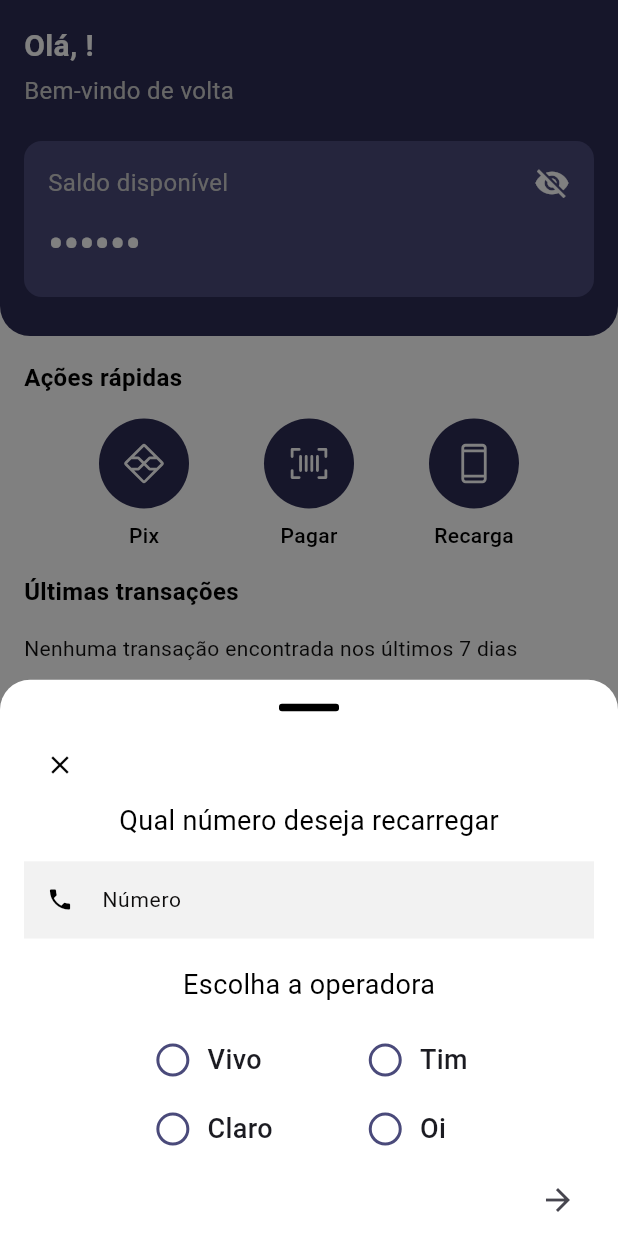
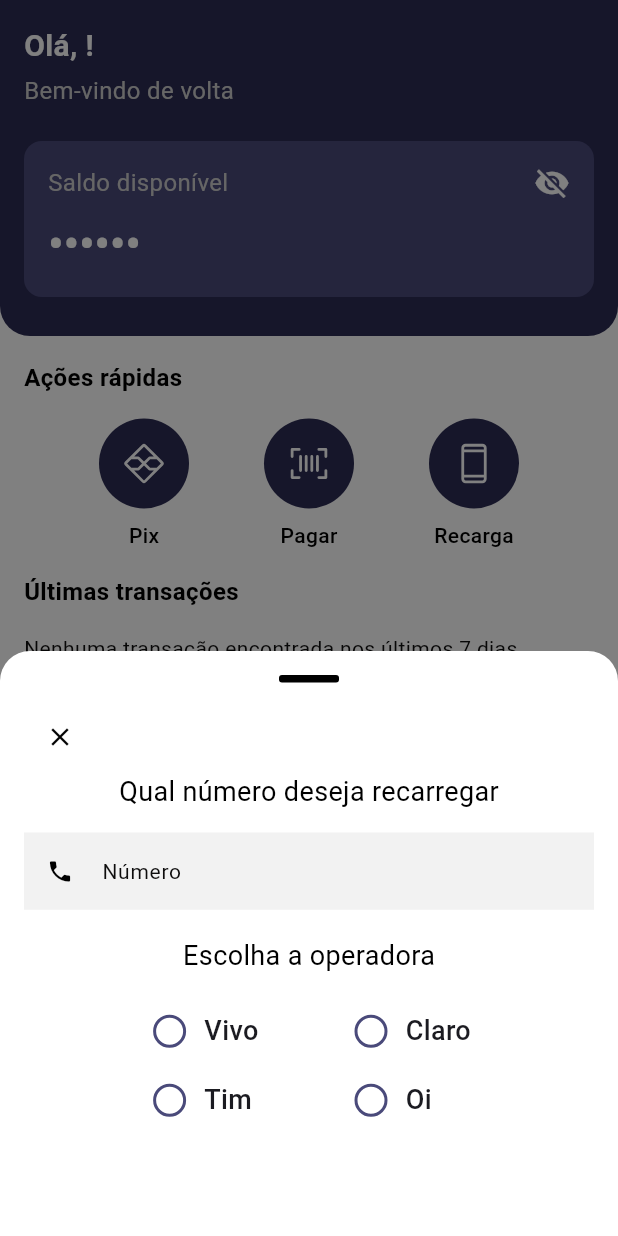
Before and after one commit to usantos/finance_app, a Flutter app: the MainContentScreen screen opened directly, after a tap on "Recarga", on a phone screen of 412 x 824 dp. Run offline on Flutter 3.47's test engine with Material 3 defaults, Android fonts, the phone set to English and light mode, and no system bars; our stand-ins replace another_flushbar, dio, get_it, pdf, phosphor_flutter, pinput and 3 more; missing offline and left inert: skeletons_forked; accounts and stored records are empty; network calls fail.

```diff
--- a/lib/core/components/double_pin_bottom_sheet.dart
+++ b/lib/core/components/double_pin_bottom_sheet.dart
@@ -70,7 +70,7 @@ class DoublePinBottomSheet {
       isDismissible: isDismissible,
       enableDrag: enableDrag,
       iconClose: false,
-      height: MediaQuery.of(context).size.height * 0.73,
+      height: 570,
       width: width ?? MediaQuery.of(context).size.width,
       child: AnimatedSize(
         duration: const Duration(milliseconds: 200),
--- a/lib/core/theme/app_colors.dart
+++ b/lib/core/theme/app_colors.dart
@@ -11,7 +11,7 @@ class AppColors {
   static const Color redError = Color(0xFFFF0000);
   static const Color red = Color(0xFFff0000);
   static const Color green = Color(0xFF008000);
-  static const Color greenSuccess = Color(0xFF00ff00);
+  static const Color greenSuccess = Color(0xff06df12);
   static const Color white = Color(0xFFffffff);
   static const Color greenShade50 = Color(0xFFE8F5E9);
   static const Color transparent = Color(0x00000000);
--- a/lib/presentation/screens/bottom_sheet_recharge_phone.dart
+++ b/lib/presentation/screens/bottom_sheet_recharge_phone_1.dart
@@ -1,17 +1,20 @@
+import 'package:financial_app/core/components/custom_bottom_sheet.dart';
 import 'package:financial_app/core/extensions/string_ext.dart';
 import 'package:financial_app/core/theme/app_colors.dart';
 import 'package:financial_app/core/utils.dart';
 import 'package:flutter/material.dart';
 import 'package:flutter/services.dart';
 
-class BottomSheetRechargePhone extends StatefulWidget {
-  const BottomSheetRechargePhone({super.key});
+import 'bottom_sheet_recharge_phone_2.dart';
+
+class BottomSheetRechargePhone1 extends StatefulWidget {
+  const BottomSheetRechargePhone1({super.key});
 
   @override
-  State<BottomSheetRechargePhone> createState() => _BottomSheetRechargePhoneState();
+  State<BottomSheetRechargePhone1> createState() => _BottomSheetRechargePhone1State();
 }
 
-class _BottomSheetRechargePhoneState extends State<BottomSheetRechargePhone> {
+class _BottomSheetRechargePhone1State extends State<BottomSheetRechargePhone1> {
   final _formKey = GlobalKey<FormState>();
   final _phoneController = TextEditingController();
   final _phoneFocusNode = FocusNode();
@@ -70,20 +73,26 @@ class _BottomSheetRechargePhoneState extends State<BottomSheetRechargePhone> {
                 Column(
                   mainAxisSize: MainAxisSize.min,
                   crossAxisAlignment: CrossAxisAlignment.start,
-                  children: [_buildOperatorItem(0), _buildOperatorItem(2)],
+                  children: [_buildOperatorItem(0), _buildOperatorItem(1)],
                 ),
                 const SizedBox(width: 60),
                 Column(
                   mainAxisSize: MainAxisSize.min,
                   crossAxisAlignment: CrossAxisAlignment.start,
-                  children: [_buildOperatorItem(1), _buildOperatorItem(3)],
+                  children: [_buildOperatorItem(2), _buildOperatorItem(3)],
                 ),
               ],
             ),
+            if (_selectedIndex != null && _formKey.currentState!.validate())
             Align(
               alignment: Alignment.centerRight,
-              child: IconButton(onPressed: () {}, icon: Icon(Icons.arrow_forward)),
-            ),
+              child: IconButton(onPressed: () {
+                CustomBottomSheet.show(
+                    context,
+                    height: 390,
+                    child: BottomSheetRechargePhone2());
+              }, icon: Icon(Icons.arrow_forward, color: AppColors.black)),
+            ) else const SizedBox.shrink(),
           ],
         ),
       ),
--- a/lib/presentation/screens/profile_screen.dart
+++ b/lib/presentation/screens/profile_screen.dart
@@ -76,7 +76,7 @@ class _ProfileScreenState extends State<ProfileScreen> {
                         CustomBottomSheet.show(
                           iconClose: false,
                           context,
-                          height: MediaQuery.of(context).size.height * 0.7,
+                          height: 550,
                           isDismissible: true,
                           enableDrag: false,
                           child: const BottomSheetEditProfile(),
--- a/lib/presentation/screens/quick_actions.dart
+++ b/lib/presentation/screens/quick_actions.dart
@@ -4,7 +4,7 @@ import 'package:financial_app/core/theme/app_colors.dart';
 import 'package:financial_app/presentation/screens/home_screen.dart';
 import 'package:phosphor_flutter/phosphor_flutter.dart';
 
-import 'bottom_sheet_recharge_phone.dart';
+import 'bottom_sheet_recharge_phone_1.dart';
 
 class QuickActions extends StatelessWidget {
   const QuickActions({super.key});
@@ -34,9 +34,9 @@ class QuickActions extends StatelessWidget {
           onTap: () {
             CustomBottomSheet.show(
                 context,
-                height: MediaQuery.of(context).size.height * 0.45,
+                height: 390,
                 iconClose: true,
-                child: BottomSheetRechargePhone());
+                child: BottomSheetRechargePhone1());
           },
         ),
       ],
```
Also changed, not shown: lib/presentation/screens/bottom_sheet_recharge_phone_2.dart (added, +140 -0 lines).
